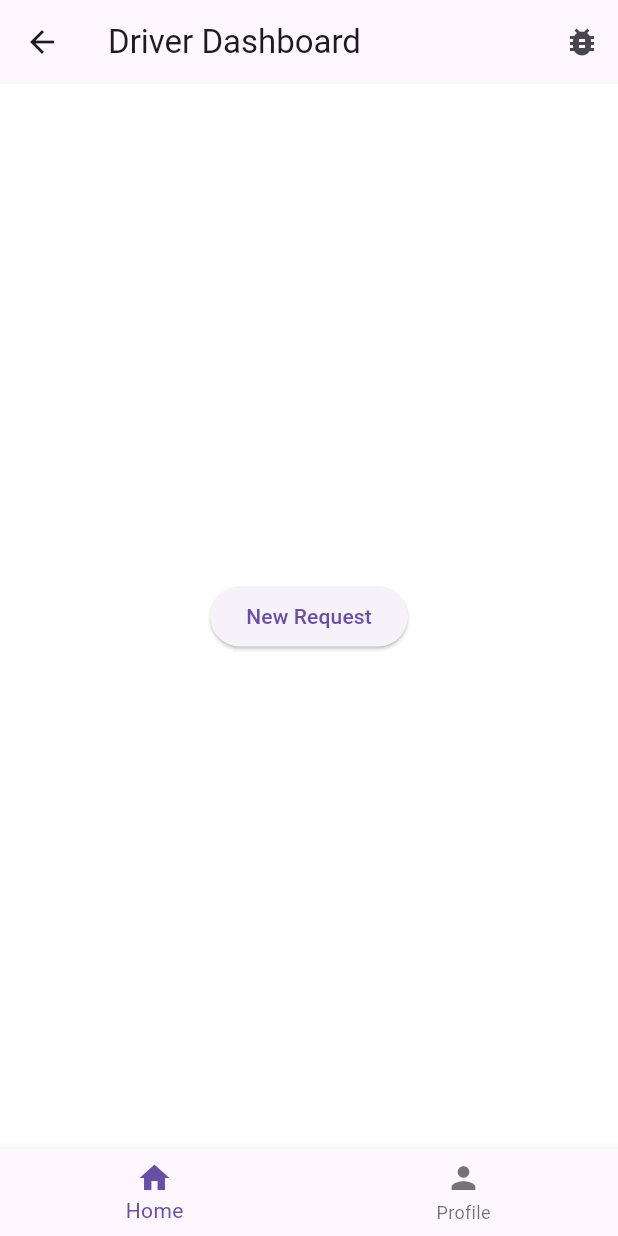
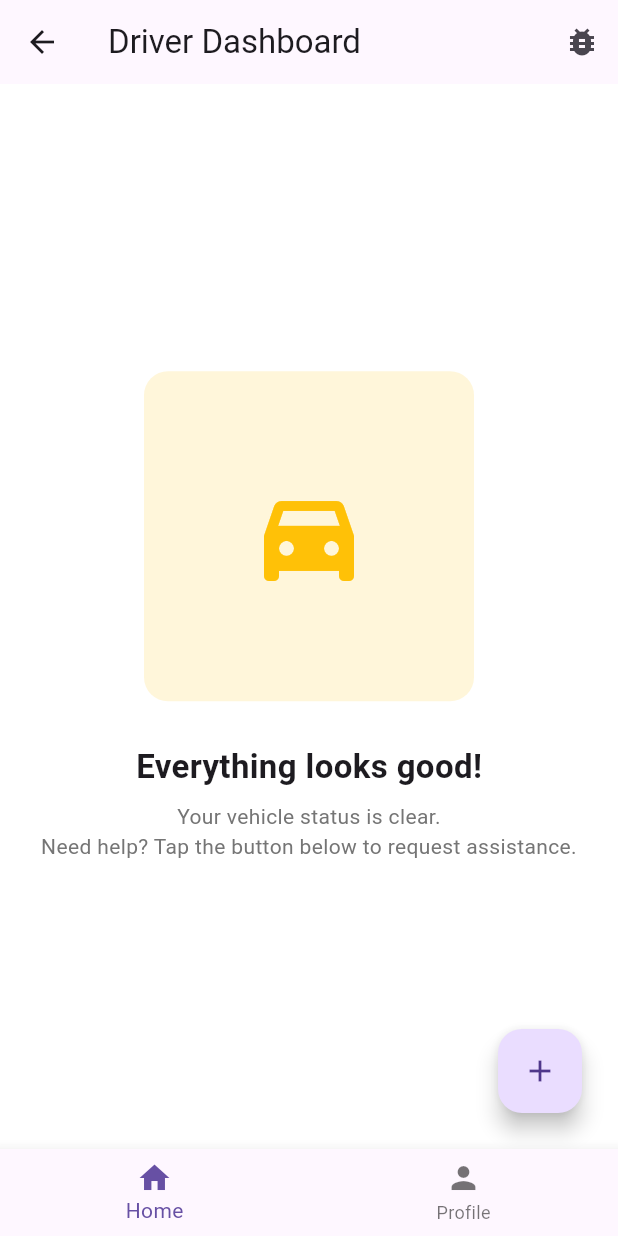
Before and after one commit to dhruvgoel3/DriveResQ-App, a Flutter app: the DriverDashboardView screen opened by its route, on a phone screen of 412 x 824 dp. Run offline on Flutter 3.47's test engine with Material 3 defaults, Android fonts, the phone set to English and light mode, and no system bars; our stand-ins replace cloud_firestore, firebase_auth, firebase_core, firebase_storage, geocoding, geolocator and 3 more; accounts and stored records are empty.

Commit message:
Working on the Driver DashBoard

```diff
--- a/lib/modules/driver/views/driver_home_view.dart
+++ b/lib/modules/driver/views/driver_home_view.dart
@@ -1,3 +1,5 @@
+import 'package:driveresq_app/modules/driver/views/widgets/driver_empty_state.dart';
+import 'package:driveresq_app/modules/driver/views/widgets/driver_map_widget.dart';
 import 'package:flutter/material.dart';
 import 'package:get/get.dart';
 import '../../../app/routes/app_pages.dart';
@@ -72,19 +74,24 @@ class DriverHomeView extends StatelessWidget {
       body: Obx(() {
         if (controller.hasActiveRequest.value) {
           final request = controller.requestData.value!;
-          return Padding(
+
+          return SingleChildScrollView(
             padding: const EdgeInsets.all(16),
-            child: ActiveRequestCard(request: request),
+            child: Column(
+              children: [
+                // 🔹 Active Request Card
+                ActiveRequestCard(request: request),
+
+                const SizedBox(height: 12),
+              ],
+            ),
           );
         }
 
-        return Center(
-          child: ElevatedButton(
-            onPressed: () {
-              Get.to(() => CreateRequestView());
-            },
-            child: const Text("New Request"),
-          ),
+        return DriverEmptyState(
+          onNewRequest: () {
+            Get.to(() => CreateRequestView());
+          },
         );
       }),
     );
--- /dev/null
+++ b/lib/modules/driver/views/widgets/driver_empty_state.dart
@@ -0,0 +1,76 @@
+import 'package:flutter/material.dart';
+
+class DriverEmptyState extends StatelessWidget {
+  final VoidCallback onNewRequest;
+
+  const DriverEmptyState({
+    super.key,
+    required this.onNewRequest,
+  });
+
+  @override
+  Widget build(BuildContext context) {
+    return Stack(
+      children: [
+        Center(
+          child: Padding(
+            padding: const EdgeInsets.symmetric(horizontal: 24),
+            child: Column(
+              mainAxisAlignment: MainAxisAlignment.center,
+              children: [
+                // 🖼️ Illustration placeholder
+                Container(
+                  height: 220,
+                  width: 220,
+                  decoration: BoxDecoration(
+                    color: Colors.amber.withOpacity(0.15),
+                    borderRadius: BorderRadius.circular(16),
+                  ),
+                  child: const Center(
+                    child: Icon(
+                      Icons.directions_car_filled,
+                      size: 80,
+                      color: Colors.amber,
+                    ),
+                  ),
+                ),
+
+                const SizedBox(height: 28),
+
+                const Text(
+                  "Everything looks good!",
+                  style: TextStyle(
+                    fontSize: 22,
+                    fontWeight: FontWeight.bold,
+                  ),
+                ),
+
+                const SizedBox(height: 8),
+
+                Text(
+                  "Your vehicle status is clear.\nNeed help? Tap the button below to request assistance.",
+                  textAlign: TextAlign.center,
+                  style: TextStyle(
+                    fontSize: 14,
+                    color: Colors.grey.shade600,
+                    height: 1.4,
+                  ),
+                ),
+              ],
+            ),
+          ),
+        ),
+
+        // ➕ Floating action button
+        Positioned(
+          bottom: 24,
+          right: 24,
+          child: FloatingActionButton(
+            onPressed: onNewRequest,
+            child: const Icon(Icons.add),
+          ),
+        ),
+      ],
+    );
+  }
+}
--- a/lib/modules/mechanic/controller/accept_request_controller.dart
+++ b/lib/modules/mechanic/controller/accept_request_controller.dart
@@ -29,8 +29,10 @@ class AcceptRequestController extends GetxController {
         transaction.update(requestRef, {
           'status': 'accepted',
           'mechanicId': _auth.currentUser!.uid,
+          'mechanicPhone': _auth.currentUser!.phoneNumber ?? '',
           'acceptedAt': FieldValue.serverTimestamp(),
         });
+
       });
 
       Get.back(); // close detail screen
--- a/lib/utils/widgets/active_job_card.dart
+++ b/lib/utils/widgets/active_job_card.dart
@@ -3,6 +3,7 @@ import 'package:get/get_core/src/get_main.dart';
 import 'package:get/get_navigation/src/extension_navigation.dart';
 
 import '../../modules/tracking/views/live_tracking_view.dart';
+import '../helpers/call_helper.dart';
 
 class ActiveJobCard extends StatelessWidget {
   final Map<String, dynamic> request;
@@ -51,9 +52,11 @@ class ActiveJobCard extends StatelessWidget {
                 IconButton(
                   icon: const Icon(Icons.call),
                   onPressed: () {
-                    // Module 6: Call driver
+                    final phone = request['driverPhone'] ?? '';
+                    CallHelper.callNumber(phone);
                   },
                 ),
+
               ],
             ),
           ],
--- a/pubspec.yaml
+++ b/pubspec.yaml
@@ -43,7 +43,8 @@ dependencies:
   geocoding: ^4.0.0
   image_picker: ^1.2.1
   firebase_storage: ^13.0.5
-  google_maps_flutter: ^2.6.0
+  google_maps_flutter: ^2.14.0
+  url_launcher: ^6.3.2
 
 dev_dependencies:
   flutter_test:
```
Also changed, not shown: lib/modules/driver/controllers/driver_controller.dart (+6 -4 lines), lib/modules/driver/views/create_request_view.dart (+46 -30 lines), lib/modules/driver/views/widgets/driver_map_widget.dart (added, +36 -0 lines), lib/utils/helpers/call_helper.dart (added, +25 -0 lines), lib/utils/widgets/TextFields/app_input_decoration.dart (added, +28 -0 lines), lib/utils/widgets/TextFields/app_text_fields.dart (added, +35 -0 lines), lib/utils/widgets/active_requests_card.dart (+165 -36 lines), pubspec.lock, 6 other files.
